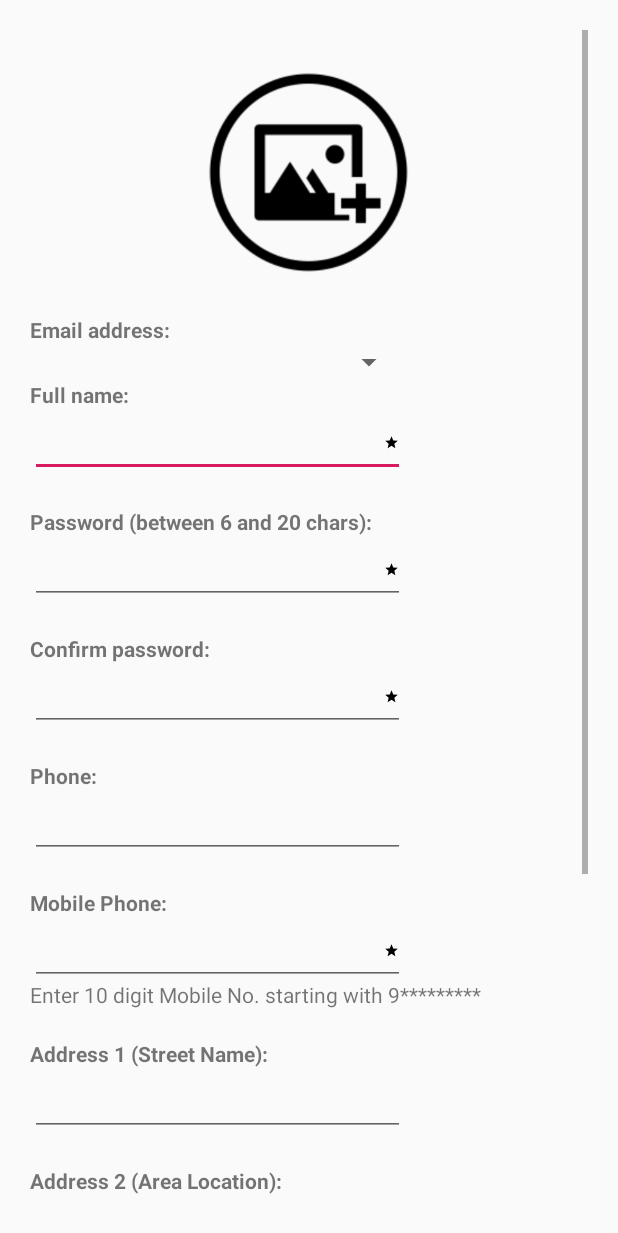
After one commit to maharjansumina/HamroBazar, an Android app: the RegisterActivity screen opened directly, with no data from a screen before it, on a phone screen of 412 x 824 dp. The commit adds this screen. Shown: the top 1233 px of the screen. Run offline under Robolectric (Android 15) with nearby library versions, the phone set to English and light mode, and no system bars; our stand-ins replace CircleImageView.

Commit message:
Register Activity Design Added.

```diff
--- a/app/build.gradle
+++ b/app/build.gradle
@@ -26,4 +26,6 @@ dependencies {
     testImplementation 'junit:junit:4.12'
     androidTestImplementation 'androidx.test.ext:junit:1.1.1'
     androidTestImplementation 'androidx.test.espresso:espresso-core:3.2.0'
+    implementation "androidx.recyclerview:recyclerview:1.0.0"
+    implementation 'de.hdodenhof:circleimageview:3.0.1'
 }
--- a/app/src/main/AndroidManifest.xml
+++ b/app/src/main/AndroidManifest.xml
@@ -12,7 +12,8 @@
         android:supportsRtl="true"
         android:theme="@style/AppTheme"
         android:usesCleartextTraffic="false">
-        <activity android:name=".LoginActivity"></activity>
+        <activity android:name=".RegisterActivity"></activity>
+        <activity android:name=".LoginActivity" />
         <activity android:name=".DashboardActivity" />
         <activity android:name=".TermsandConditions.TermsActivity" />
         <activity android:name=".TermsandConditions.SafetyActivity" />
--- a/app/src/main/java/com/softwarica/hamrobazar/LoginActivity.java
+++ b/app/src/main/java/com/softwarica/hamrobazar/LoginActivity.java
@@ -2,7 +2,9 @@ package com.softwarica.hamrobazar;
 
 import androidx.appcompat.app.AppCompatActivity;
 
+import android.content.Intent;
 import android.os.Bundle;
+import android.view.View;
 import android.widget.Button;
 import android.widget.EditText;
 
@@ -21,5 +23,12 @@ public class LoginActivity extends AppCompatActivity {
         btnLogin = findViewById(R.id.btnLogin);
         btnRegister = findViewById(R.id.btnRegister);
 
+        btnRegister.setOnClickListener(new View.OnClickListener() {
+            @Override
+            public void onClick(View v) {
+                startActivity(new Intent(LoginActivity.this, RegisterActivity.class));
+            }
+        });
+
     }
 }
--- /dev/null
+++ b/app/src/main/java/com/softwarica/hamrobazar/RegisterActivity.java
@@ -0,0 +1,14 @@
+package com.softwarica.hamrobazar;
+
+import androidx.appcompat.app.AppCompatActivity;
+
+import android.os.Bundle;
+
+public class RegisterActivity extends AppCompatActivity {
+
+    @Override
+    protected void onCreate(Bundle savedInstanceState) {
+        super.onCreate(savedInstanceState);
+        setContentView(R.layout.activity_register);
+    }
+}
--- /dev/null
+++ b/app/src/main/res/drawable/ic_star_black_24dp.xml
@@ -0,0 +1,4 @@
+<vector android:height="10dp" android:viewportHeight="24.0"
+    android:viewportWidth="24.0" android:width="10dp" xmlns:android="http://schemas.android.com/apk/res/android">
+    <path android:fillColor="#FF000000" android:pathData="M12,17.27L18.18,21l-1.64,-7.03L22,9.24l-7.19,-0.61L12,2 9.19,8.63 2,9.24l5.46,4.73L5.82,21z"/>
+</vector>
--- /dev/null
+++ b/app/src/main/res/layout/activity_register.xml
@@ -0,0 +1,209 @@
+<?xml version="1.0" encoding="utf-8"?>
+<ScrollView xmlns:android="http://schemas.android.com/apk/res/android"
+    xmlns:app="http://schemas.android.com/apk/res-auto"
+    xmlns:tools="http://schemas.android.com/tools"
+    android:layout_width="match_parent"
+    android:layout_height="match_parent"
+    android:orientation="vertical"
+    android:padding="20dp"
+    tools:context=".RegisterActivity">
+
+
+    <LinearLayout
+        android:layout_width="match_parent"
+        android:layout_height="wrap_content"
+        android:orientation="vertical">
+
+
+        <de.hdodenhof.circleimageview.CircleImageView
+            android:id="@+id/imgProfile"
+            android:layout_width="150dp"
+            android:layout_height="150dp"
+            android:layout_gravity="center"
+            android:layout_marginTop="20dp"
+            android:layout_marginBottom="20dp"
+            android:src="@drawable/image" />
+
+        <TextView
+            android:layout_width="match_parent"
+            android:layout_height="wrap_content"
+            android:text="Email address:"
+            android:textStyle="bold" />
+
+        <Spinner
+            android:id="@+id/spEmail"
+            android:layout_width="250dp"
+            android:layout_height="wrap_content"
+            android:layout_marginRight="20dp"
+            android:spinnerMode="dropdown"/>
+        <TextView
+            android:layout_width="match_parent"
+            android:layout_height="wrap_content"
+            android:text="Full name:"
+            android:textStyle="bold" />
+
+        <EditText
+            android:id="@+id/etFname"
+            android:layout_width="250dp"
+            android:layout_height="wrap_content"
+            android:drawableRight="@drawable/ic_star_black_24dp"
+            android:layout_marginBottom="20dp" />
+
+        <TextView
+            android:layout_width="match_parent"
+            android:layout_height="wrap_content"
+            android:text="Password (between 6 and 20 chars):"
+            android:textStyle="bold" />
+
+        <EditText
+            android:id="@+id/etPassword"
+            android:layout_width="250dp"
+            android:layout_height="wrap_content"
+            android:layout_marginBottom="20dp"
+            android:drawableRight="@drawable/ic_star_black_24dp"
+            android:inputType="textPassword" />
+
+        <TextView
+            android:layout_width="match_parent"
+            android:layout_height="wrap_content"
+            android:text="Confirm password:"
+            android:textStyle="bold" />
+
+        <EditText
+            android:id="@+id/etCPassword"
+            android:layout_width="250dp"
+            android:layout_height="wrap_content"
+            android:layout_marginBottom="20dp"
+            android:drawableRight="@drawable/ic_star_black_24dp"
+            android:inputType="textPassword" />
+
+
+        <TextView
+            android:layout_width="match_parent"
+            android:layout_height="wrap_content"
+            android:text="Phone:"
+            android:textStyle="bold" />
+
+        <EditText
+            android:id="@+id/etPhone"
+            android:layout_width="250dp"
+            android:layout_height="wrap_content"
+            android:layout_marginBottom="20dp"
+            android:inputType="number" />
+
+        <TextView
+            android:layout_width="match_parent"
+            android:layout_height="wrap_content"
+            android:text="Mobile Phone:"
+            android:textStyle="bold" />
+
+        <EditText
+            android:id="@+id/etMphone"
+            android:layout_width="250dp"
+            android:layout_height="wrap_content"
+            android:drawableRight="@drawable/ic_star_black_24dp"
+            android:inputType="number" />
+
+        <TextView
+            android:layout_width="match_parent"
+            android:layout_height="wrap_content"
+            android:layout_marginTop="-3dp"
+            android:layout_marginBottom="20dp"
+            android:text="Enter 10 digit Mobile No. starting with 9*********" />
+
+        <TextView
+            android:layout_width="match_parent"
+            android:layout_height="wrap_content"
+            android:text="Address 1 (Street Name):"
+            android:textStyle="bold" />
+
+        <EditText
+            android:id="@+id/etAddress1"
+            android:layout_width="250dp"
+            android:layout_height="wrap_content"
+            android:layout_marginBottom="20dp" />
+
+        <TextView
+            android:layout_width="match_parent"
+            android:layout_height="wrap_content"
+            android:text="Address 2 (Area Location):"
+            android:textStyle="bold" />
+
+        <EditText
+            android:id="@+id/etAddress2"
+            android:layout_width="250dp"
+            android:drawableRight="@drawable/ic_star_black_24dp"
+            android:layout_height="wrap_content" />
+
+        <TextView
+            android:layout_width="match_parent"
+            android:layout_height="wrap_content"
+            android:layout_marginTop="-3dp"
+            android:layout_marginBottom="20dp"
+            android:text="E.g Kupondole, New Baneshwor, etc" />
+
+        <TextView
+            android:layout_width="250dp"
+            android:layout_height="wrap_content"
+            android:text="Address 3 (City Name):"
+            android:textStyle="bold"
+            android:drawableRight="@drawable/ic_star_black_24dp" />
+
+
+        <Spinner
+            android:id="@+id/spAddress3"
+            android:layout_width="250dp"
+            android:layout_height="wrap_content"
+            android:layout_marginRight="20dp"
+            android:spinnerMode="dropdown"/>
+
+
+        <TextView
+            android:layout_width="match_parent"
+            android:layout_height="wrap_content"
+            android:text="Subscribe / Hide Phone:"
+            android:textStyle="bold" />
+
+
+        <CheckBox
+            android:id="@+id/chSubscribe"
+            android:layout_width="match_parent"
+            android:layout_height="wrap_content"
+            android:buttonTint="@color/colorPrimary"
+            android:text="I do not want to subscribe to site newsletter." />
+
+        <CheckBox
+            android:id="@+id/chPhone"
+            android:layout_width="match_parent"
+            android:layout_height="wrap_content"
+            android:layout_marginBottom="30dp"
+            android:buttonTint="@color/colorPrimary"
+            android:text="Hide my phone numvber (only contact me through email)" />
+
+        <CheckBox
+            android:id="@+id/chAgree"
+            android:layout_width="290dp"
+            android:layout_height="wrap_content"
+            android:layout_marginBottom="30dp"
+            android:buttonTint="@color/colorPrimary"
+            android:text="I have read and agree to terms of use."
+            android:drawableRight="@drawable/ic_star_black_24dp"
+            android:textStyle="bold" />
+
+        <LinearLayout
+            android:layout_width="match_parent"
+            android:layout_height="wrap_content"
+            android:gravity="center">
+
+            <Button
+                android:id="@+id/btnRegister"
+                android:layout_width="200dp"
+                android:layout_height="wrap_content"
+                android:background="#2babce"
+                android:text="Register"
+                android:textColor="#fff" />
+        </LinearLayout>
+
+    </LinearLayout>
+
+</ScrollView>
```
Also changed, not shown: app/src/main/res/drawable/image.png (added).
